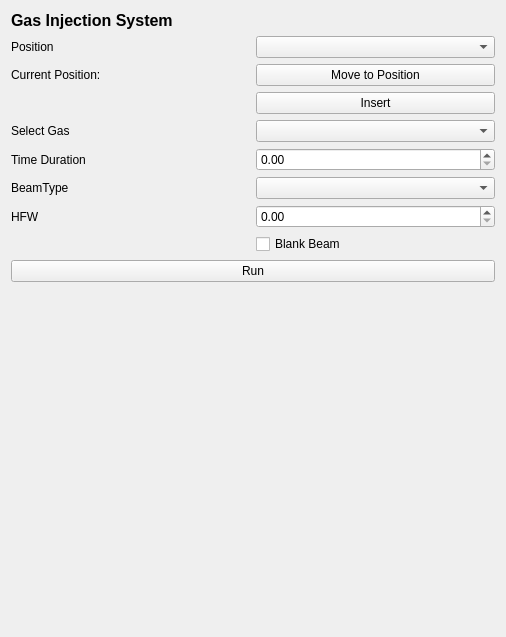
Old version of the form fibsem/ui/qtdesigner_files/FibsemGISWidget.ui in the repository DeMarcoLab/fibsem.
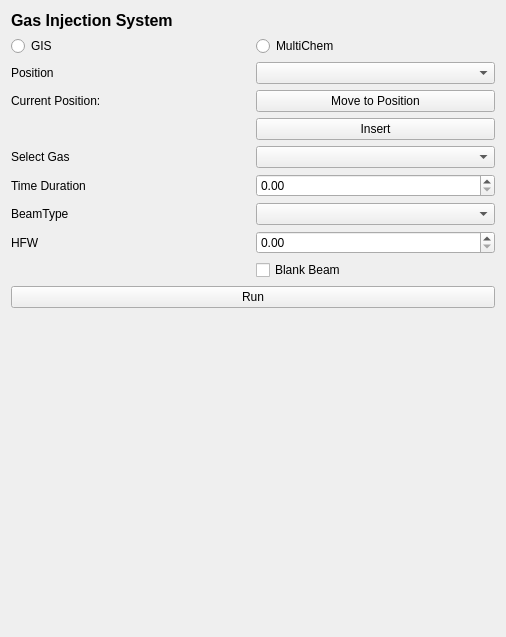
New version of the form.

Commit message: multichem support

```diff
--- a/fibsem/ui/qtdesigner_files/FibsemGISWidget.ui
+++ b/fibsem/ui/qtdesigner_files/FibsemGISWidget.ui
@@ -14,23 +14,24 @@
    <string>Form</string>
   </property>
   <layout class="QGridLayout" name="gridLayout_2">
-   <item row="3" column="1">
+   <item row="7" column="1">
     <widget class="QPushButton" name="insertGIS_button">
      <property name="text">
       <string>Insert</string>
      </property>
     </widget>
    </item>
-   <item row="8" column="1">
-    <widget class="QDoubleSpinBox" name="hfw_spinbox"/>
+   <item row="12" column="0">
+    <widget class="QLabel" name="label_hfw">
+     <property name="text">
+      <string>HFW</string>
+     </property>
+    </widget>
    </item>
-   <item row="1" column="1">
-    <widget class="QComboBox" name="position_combobox"/>
-   </item>
-   <item row="3" column="0">
-    <widget class="QLabel" name="GIS_insert_status_label">
+   <item row="6" column="0">
+    <widget class="QLabel" name="current_position_label">
      <property name="text">
-      <string/>
+      <string>Current Position:</string>
      </property>
     </widget>
    </item>
@@ -48,41 +49,7 @@
      </property>
     </widget>
    </item>
-   <item row="5" column="1">
-    <widget class="QComboBox" name="gas_combobox"/>
-   </item>
-   <item row="8" column="0">
-    <widget class="QLabel" name="label_hfw">
-     <property name="text">
-      <string>HFW</string>
-     </property>
-    </widget>
-   </item>
-   <item row="6" column="0">
-    <widget class="QLabel" name="label_time">
-     <property name="text">
-      <string>Time Duration</string>
-     </property>
-    </widget>
-   </item>
-   <item row="9" column="1">
-    <widget class="QCheckBox" name="checkBox">
-     <property name="text">
-      <string>Blank Beam</string>
-     </property>
-    </widget>
-   </item>
-   <item row="10" column="0" colspan="2">
-    <widget class="QPushButton" name="run_button">
-     <property name="text">
-      <string>Run</string>
-     </property>
-    </widget>
-   </item>
-   <item row="7" column="1">
-    <widget class="QComboBox" name="beamtype_combobox"/>
-   </item>
-   <item row="11" column="0" colspan="2">
+   <item row="15" column="0" colspan="2">
     <spacer name="verticalSpacer">
      <property name="orientation">
       <enum>Qt::Vertical</enum>
@@ -95,41 +62,88 @@
      </property>
     </spacer>
    </item>
-   <item row="1" column="0">
+   <item row="3" column="0">
     <widget class="QLabel" name="label_position">
      <property name="text">
       <string>Position</string>
      </property>
     </widget>
    </item>
-   <item row="6" column="1">
-    <widget class="QDoubleSpinBox" name="timeDuration_spinbox"/>
+   <item row="3" column="1">
+    <widget class="QComboBox" name="position_combobox"/>
    </item>
-   <item row="5" column="0">
+   <item row="14" column="0" colspan="2">
+    <widget class="QPushButton" name="run_button">
+     <property name="text">
+      <string>Run</string>
+     </property>
+    </widget>
+   </item>
+   <item row="9" column="0">
     <widget class="QLabel" name="label_gas">
      <property name="text">
       <string>Select Gas</string>
      </property>
     </widget>
    </item>
+   <item row="10" column="0">
+    <widget class="QLabel" name="label_time">
+     <property name="text">
+      <string>Time Duration</string>
+     </property>
+    </widget>
+   </item>
+   <item row="9" column="1">
+    <widget class="QComboBox" name="gas_combobox"/>
+   </item>
+   <item row="12" column="1">
+    <widget class="QDoubleSpinBox" name="hfw_spinbox"/>
+   </item>
+   <item row="6" column="1">
+    <widget class="QPushButton" name="move_GIS_button">
+     <property name="text">
+      <string>Move to Position</string>
+     </property>
+    </widget>
+   </item>
+   <item row="13" column="1">
+    <widget class="QCheckBox" name="checkBox">
+     <property name="text">
+      <string>Blank Beam</string>
+     </property>
+    </widget>
+   </item>
+   <item row="10" column="1">
+    <widget class="QDoubleSpinBox" name="timeDuration_spinbox"/>
+   </item>
+   <item row="11" column="1">
+    <widget class="QComboBox" name="beamtype_combobox"/>
+   </item>
    <item row="7" column="0">
+    <widget class="QLabel" name="GIS_insert_status_label">
+     <property name="text">
+      <string/>
+     </property>
+    </widget>
+   </item>
+   <item row="11" column="0">
     <widget class="QLabel" name="label_beam_type">
      <property name="text">
       <string>BeamType</string>
      </property>
     </widget>
    </item>
-   <item row="2" column="0">
-    <widget class="QLabel" name="current_position_label">
+   <item row="1" column="0">
+    <widget class="QRadioButton" name="GIS_radioButton">
      <property name="text">
-      <string>Current Position:</string>
+      <string>GIS</string>
      </property>
     </widget>
    </item>
-   <item row="2" column="1">
-    <widget class="QPushButton" name="move_GIS_button">
+   <item row="1" column="1">
+    <widget class="QRadioButton" name="multichem_radioButton">
      <property name="text">
-      <string>Move to Position</string>
+      <string>MultiChem</string>
      </property>
     </widget>
    </item>
```
The commit also changes 3 other files.
